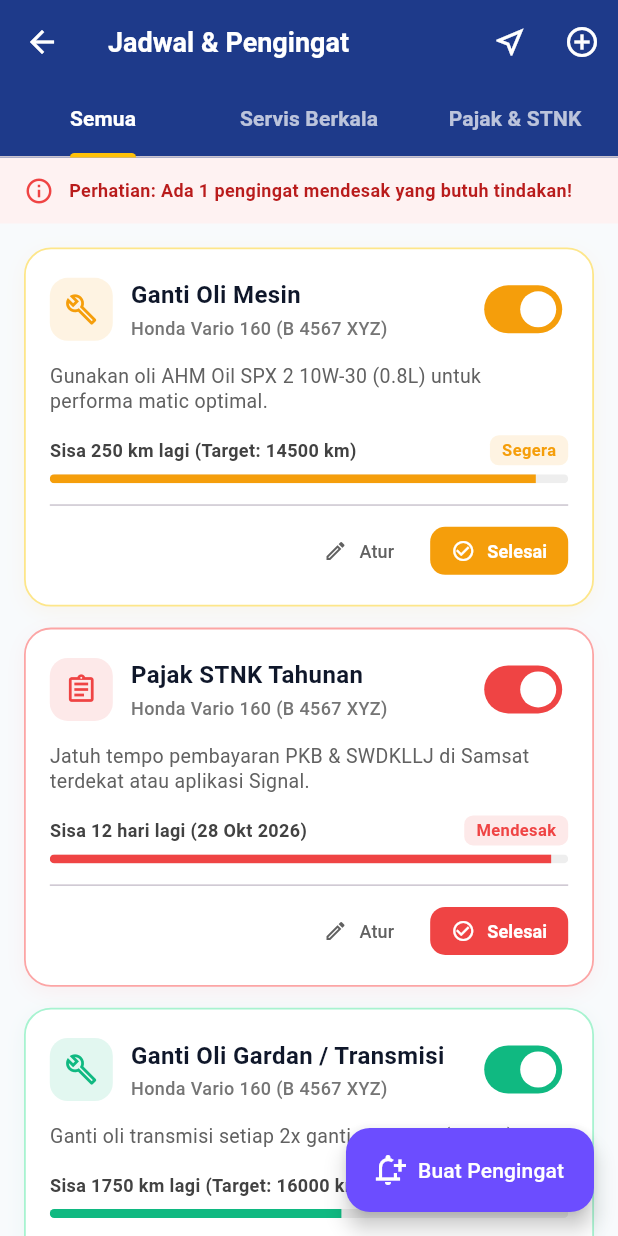
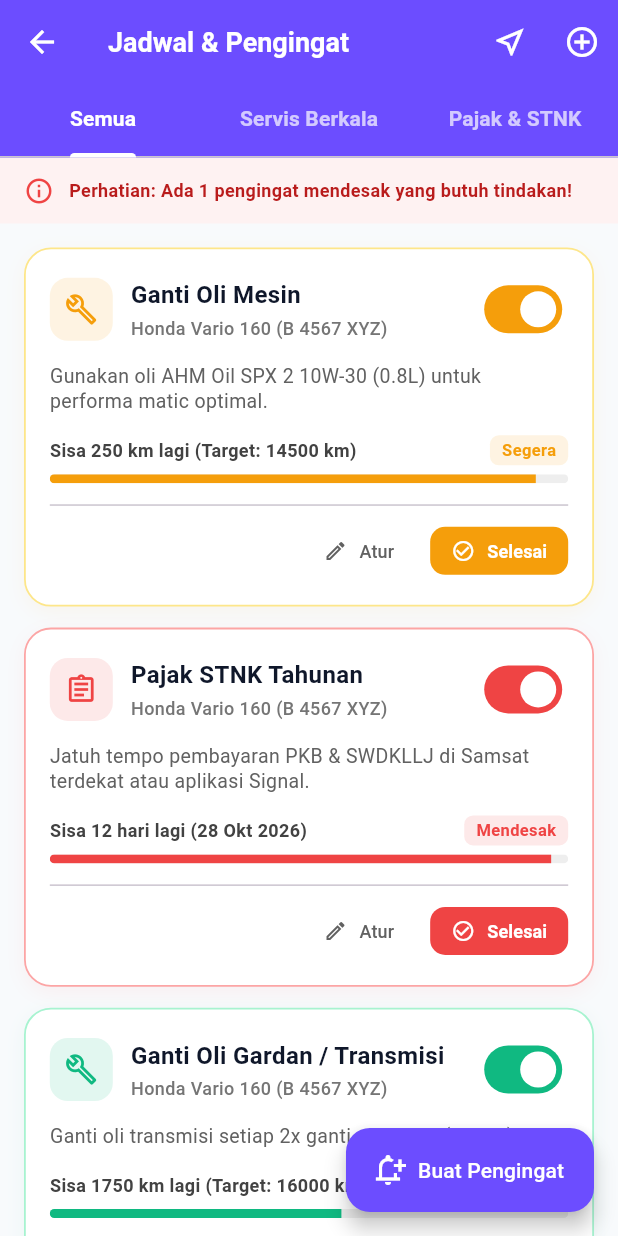
Before and after one commit to firzatunnisa/OdoTrack, a Flutter app: the screen it shows after launch, item 3 of the bottom bar chosen, on a phone screen of 412 x 824 dp. Run offline on Flutter 3.47's test engine with Material 3 defaults, Android fonts, the phone set to English and light mode, and no system bars.

Commit message:
ganti warna header jadwal pengingat biar selaras

```diff
--- a/lib/modules/dashboard/reminder_page.dart
+++ b/lib/modules/dashboard/reminder_page.dart
@@ -182,7 +182,7 @@ class _ReminderPageState extends State<ReminderPage> with SingleTickerProviderSt
           'Jadwal & Pengingat',
           style: TextStyle(fontWeight: FontWeight.bold, fontSize: 18),
         ),
-        backgroundColor: const Color(0xFF1E3A8A),
+        backgroundColor: const Color(0xFF6C4DFF),
         foregroundColor: Colors.white,
         elevation: 0,
         actions: [
@@ -204,7 +204,7 @@ class _ReminderPageState extends State<ReminderPage> with SingleTickerProviderSt
         ],
         bottom: TabBar(
           controller: _tabController,
-          indicatorColor: Colors.amber,
+          indicatorColor: Colors.white,
           indicatorWeight: 3,
           labelColor: Colors.white,
           unselectedLabelColor: Colors.white70,
```
